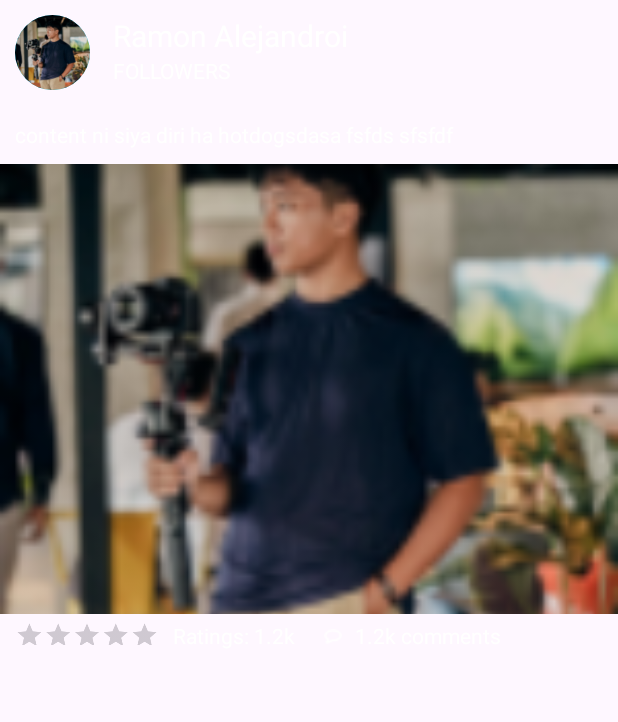
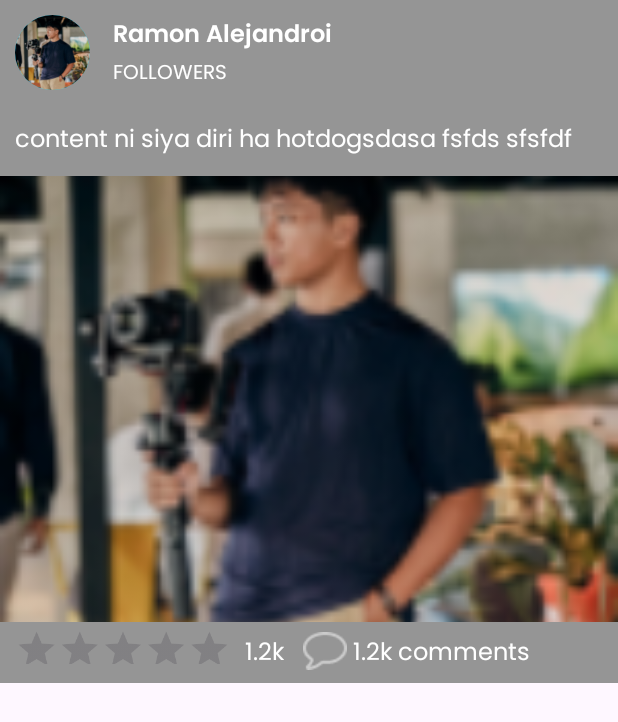
Before and after one commit to herbiasniko/CreativeClique-Intprog, an Android app: the layout feed.xml on its own in the app's theme, with its tools: preview values and no code run, on a phone screen of 412 x 824 dp. Shown: the top 722 px of the screen. Run offline under Robolectric (Android 15) with nearby library versions, the phone set to English and light mode, and no system bars.

Commit message:
Ramon Commit

```diff
--- a/app/src/main/res/layout/feed.xml
+++ b/app/src/main/res/layout/feed.xml
@@ -4,7 +4,8 @@
     android:layout_width="match_parent"
     android:orientation="vertical"
     android:layout_marginBottom="3dp"
-    android:layout_height="445dp">
+    android:layout_height="455dp"
+    android:background="@color/midgrey">
 
     <LinearLayout
         android:layout_width="match_parent"
@@ -38,8 +39,9 @@
                 android:layout_height="wrap_content"
                 android:text="Ramon Alejandroi"
                 android:paddingLeft="15dp"
-                android:textSize="20sp"
-                android:textColor="@color/white"/>
+                android:textSize="16sp"
+                android:textColor="@color/white"
+                android:fontFamily="@font/poppinssb"/>
             <TextView
                 android:id="@+id/follower"
                 android:layout_width="wrap_content"
@@ -47,7 +49,8 @@
                 android:paddingLeft="15dp"
                 android:text="FOLLOWERS"
                 android:textColor="@color/white"
-                android:textSize="14sp"/>
+                android:textSize="13sp"
+                android:fontFamily="@font/poppinsreg"/>
 
         </LinearLayout>
 
@@ -66,7 +69,8 @@
             android:paddingTop="20dp"
             android:text="content ni siya diri ha hotdogsdasa fsfds sfsfdf"
             android:textColor="@color/white"
-            android:textSize="14sp"/>
+            android:textSize="16sp"
+            android:fontFamily="@font/poppinsreg"/>
 
         <ImageView
             android:id="@+id/imagecontent"
@@ -83,10 +87,11 @@
         android:orientation="horizontal">
 
         <LinearLayout
-            android:layout_width="105dp"
+            android:layout_width="155dp"
             android:layout_height="40dp"
             android:orientation="horizontal"
             android:paddingLeft="10dp"
+            android:layout_marginTop="4dp"
             >
 
             <RatingBar
@@ -96,8 +101,8 @@
                 android:max="5"
                 android:numStars="5"
                 android:rating="0"
-                android:scaleX=".4"
-                android:scaleY=".4"
+                android:scaleX=".6"
+                android:scaleY=".6"
                 android:stepSize=".5"
                 android:transformPivotX="0dp"
                 android:transformPivotY="0dp"
@@ -107,36 +112,34 @@
         <TextView
             android:layout_width="wrap_content"
             android:layout_height="wrap_content"
-            android:text="Ratings: "
-            android:layout_marginLeft="10dp"
-            android:textColor="#FFFFFF"
-            android:textSize="14sp"/>
-        <TextView
-            android:layout_width="wrap_content"
-            android:layout_height="wrap_content"
             android:text="1.2k"
             android:textColor="#FFFFFF"
-            android:textSize="14sp"/>
+            android:textSize="16sp"
+            android:fontFamily="@font/poppinsreg"
+            android:layout_margin="8dp" />
         <ImageButton
             android:id="@+id/commentButton"
             android:layout_width="30dp"
-            android:layout_height="20dp"
-            android:layout_marginLeft="10dp"
-            android:layout_marginTop="0dp"
-            android:src="@drawable/comment"
+            android:layout_height="30dp"
+            android:layout_margin="4dp"
+            android:src="@drawable/commenticon"
             android:background="@null"/>
         <TextView
             android:layout_width="wrap_content"
             android:layout_height="wrap_content"
             android:text="1.2k "
             android:textColor="#FFFFFF"
-            android:textSize="14sp"/>
+            android:textSize="16sp"
+            android:fontFamily="@font/poppinsreg"
+            android:layout_marginTop="8dp"/>
         <TextView
             android:layout_width="wrap_content"
             android:layout_height="wrap_content"
             android:text="comments"
             android:textColor="#FFFFFF"
-            android:textSize="14sp"/>
+            android:textSize="16sp"
+            android:fontFamily="@font/poppinsreg"
+            android:layout_marginTop="8dp" />
 
     </LinearLayout>
 
```
Also changed, not shown: app/src/main/AndroidManifest.xml (+8 -8 lines), app/src/main/res/layout/fragment_feed.xml (+12 -8 lines), app/src/main/res/drawable/comment.png (deleted), app/src/main/res/drawable/commenticon.png (added), app/src/main/res/drawable/searchiconf.png (added).
